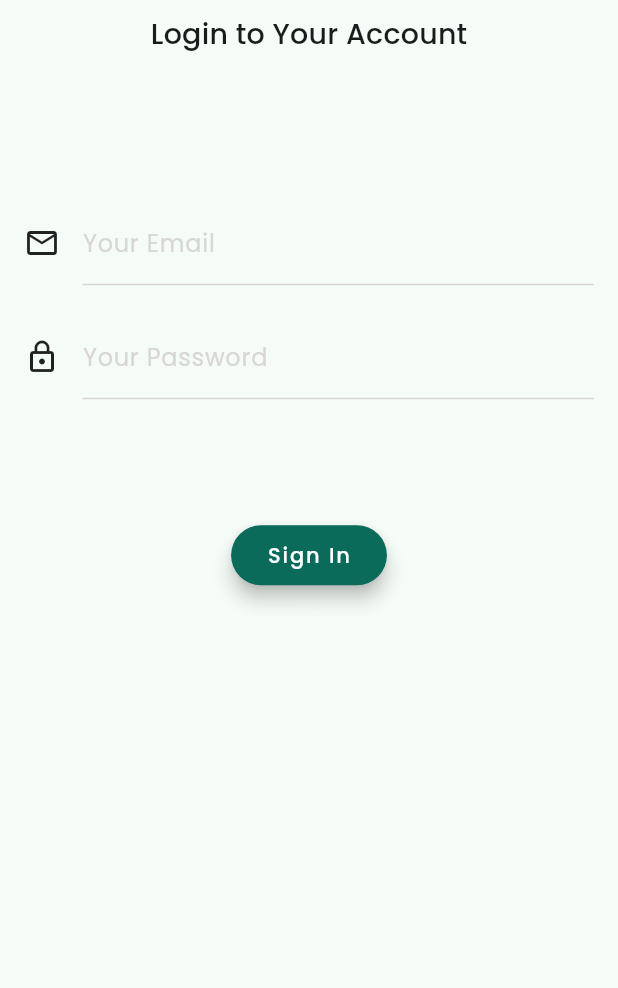
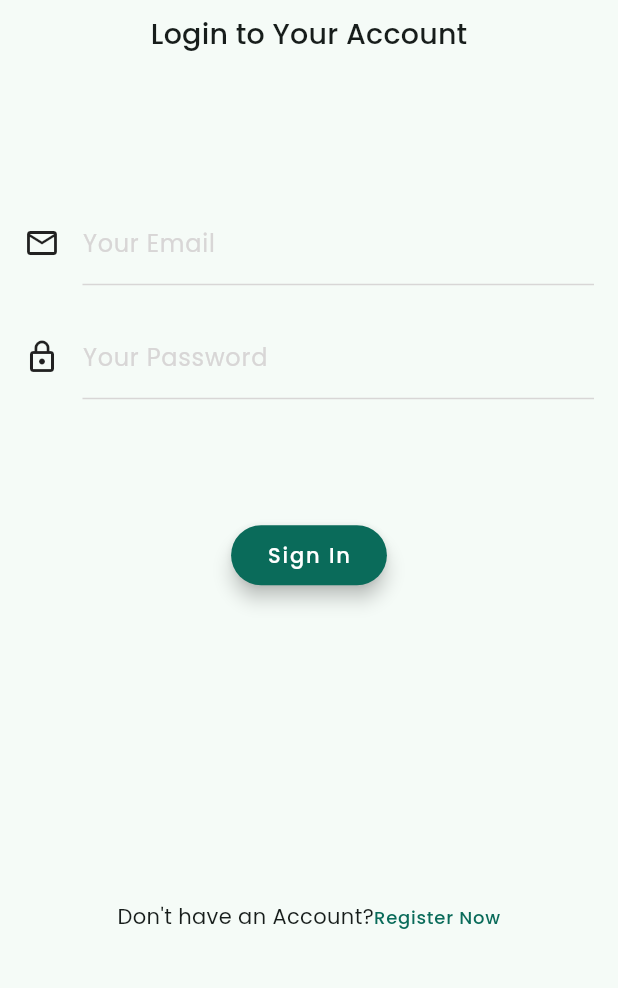
Before and after one commit to hafidismaili92/ostadi_frontend, a Flutter app: the LoginScreen screen opened by its route, on a phone screen of 412 x 824 dp, the part 230-1218 px from its top. Run offline on Flutter 3.47's test engine with Material 3 defaults, Android fonts, the phone set to English and light mode, and no system bars; our stand-ins replace animated_splash_screen, bloc, dartz, device_preview, equatable, flutter_bloc and 7 more; missing offline and left inert: test; accounts and stored records are empty.

Commit message:
adding links to navigate between login and register pages and vise versa

```diff
--- a/lib/core/pages/authentication_checker_page.dart
+++ b/lib/core/pages/authentication_checker_page.dart
@@ -2,6 +2,7 @@ import 'package:flutter/material.dart';
 import 'package:flutter/widgets.dart';
 import 'package:flutter_bloc/flutter_bloc.dart';
 import 'package:go_router/go_router.dart';
+import 'package:ostadi_frontend/core/pages/splash_screen.dart';
 import 'package:ostadi_frontend/core/routes/routeNames.dart';
 
 import 'package:ostadi_frontend/features/auth/presentation/cubit/authentication_cubit.dart';
@@ -37,7 +38,7 @@ class AuthenticationCheckerPage extends StatelessWidget {
       child: BlocBuilder<AuthenticationCubit, AuthenticationState>(
         builder: (context, state) {
 
-          return state.runtimeType == AuthenticationInitial ? Center(child:Text('splash screen')) : AuthLoadingScreen();
+          return state.runtimeType == AuthenticationInitial ? AppSplashScreen() : AuthLoadingScreen();
         },
       ),
     );
--- a/lib/core/routes/router.dart
+++ b/lib/core/routes/router.dart
@@ -6,12 +6,11 @@ import 'package:flutter_bloc/flutter_bloc.dart';
 import 'package:flutter_secure_storage/flutter_secure_storage.dart';
 import 'package:go_router/go_router.dart';
 import 'package:ostadi_frontend/core/pages/authentication_checker_page.dart';
-import 'package:ostadi_frontend/core/pages/splash_screen.dart';
 import 'package:ostadi_frontend/features/auth/presentation/cubit/authentication_cubit.dart';
 import 'package:ostadi_frontend/features/auth/presentation/pages/loginScreen.dart';
+import 'package:ostadi_frontend/core/routes/routeNames.dart' as routeNames;
 import 'package:ostadi_frontend/features/auth/presentation/pages/registrationScreen.dart';
-import 'package:ostadi_frontend/core/routes/routeNames.dart' as routeNames;
-import 'package:ostadi_frontend/routes/routeNames.dart';
+
 
 /// The route configuration.
 final GoRouter router = GoRouter(
@@ -63,6 +62,13 @@ final GoRouter router = GoRouter(
             return  const Center(child: Text('this is diaporama to present application when first use '));
           },
         ),
+        GoRoute(
+          name: routeNames.routes['register']!['name'],
+          path: routeNames.routes['register']!['path']!,
+          builder: (BuildContext context, GoRouterState state) {
+            return RegistrationScreen();
+          },
+        ),
       ],
     ),
   ],
--- a/lib/features/auth/presentation/pages/loginScreen.dart
+++ b/lib/features/auth/presentation/pages/loginScreen.dart
@@ -1,13 +1,15 @@
+import 'package:flutter/gestures.dart';
 import 'package:flutter/material.dart';
 import 'package:flutter_bloc/flutter_bloc.dart';
 import 'package:form_builder_validators/form_builder_validators.dart';
+import 'package:go_router/go_router.dart';
 import 'package:ostadi_frontend/constants/app_constants.dart';
-import 'package:ostadi_frontend/core/pages/authentication_checker_page.dart';
 import 'package:ostadi_frontend/core/widgets/form/textFormInput.dart';
 import 'package:ostadi_frontend/features/auth/presentation/cubit/login_cubit_dart_cubit.dart';
 import 'package:ostadi_frontend/features/auth/utils/classes/login_params.dart';
 import 'package:ostadi_frontend/layouts/formMobileLayout.dart';
 import 'package:ostadi_frontend/core/app_dependencies_injection.dart' as di;
+import 'package:ostadi_frontend/core/routes/routeNames.dart' as routeNames;
 
 class LoginScreen extends StatelessWidget {
   final loginFormKey = GlobalKey<FormState>();
@@ -19,6 +21,12 @@ class LoginScreen extends StatelessWidget {
       title: "Login to Your Account",
       child: BlocProvider(
         create: (context) => di.sl<LoginCubitDartCubit>(),
+        child: BlocListener<LoginCubitDartCubit, LoginCubitDartState>(
+          listener: (loginContext, loginState) {
+            if (loginState.runtimeType == LoginSuccessState) {
+              loginContext.goNamed(routeNames.routes['firstPage']!['name']!);
+            }
+          },
           child: BlocBuilder<LoginCubitDartCubit, LoginCubitDartState>(
             builder: (context, state) {
               switch (state.runtimeType) {
@@ -27,16 +35,19 @@ class LoginScreen extends StatelessWidget {
                       child: CircularProgressIndicator(
                     color: Theme.of(context).colorScheme.primary,
                   ));
-                case LoginSuccessState:
-                return AuthenticationCheckerPage();
+
                 case LoginErrorState:
                   final errorData = state as LoginErrorState;
-                return LoginForm(initialEmail:errorData.entredEmail,initialPassword:errorData.entredpassword,errorMsg:errorData.errorMessage);
+                  return LoginForm(
+                      initialEmail: errorData.entredEmail,
+                      initialPassword: errorData.entredpassword,
+                      errorMsg: errorData.errorMessage);
                 default:
-              return LoginForm(initialEmail:'',initialPassword:'',errorMsg:'');
+                  return LoginForm(
+                      initialEmail: '', initialPassword: '', errorMsg: '');
               }
-
             },
+          ),
         ),
       ),
     ));
@@ -49,8 +60,11 @@ class LoginForm extends StatelessWidget {
   final String errorMsg;
   TextEditingController emailController;
   TextEditingController passwordController;
-  LoginForm({required this.initialEmail,required this.initialPassword,required this.errorMsg}):
-  emailController = TextEditingController(text: initialEmail),
+  LoginForm(
+      {required this.initialEmail,
+      required this.initialPassword,
+      required this.errorMsg})
+      : emailController = TextEditingController(text: initialEmail),
         passwordController = TextEditingController(text: initialPassword);
 
   final loginFormKey = GlobalKey<FormState>();
@@ -63,7 +77,6 @@ class LoginForm extends StatelessWidget {
             label: "Your Email",
             icon: Icons.mail_outline,
             controller: emailController,
-
             validator: FormBuilderValidators.compose([
               FormBuilderValidators.required(),
               FormBuilderValidators.email(),
@@ -85,24 +98,42 @@ class LoginForm extends StatelessWidget {
           onPressed: () => performLogin(context),
           child: Text(
             'Sign In',
-
           ),
           style: ElevatedButton.styleFrom(
-        backgroundColor: Theme.of(context).colorScheme.primary, // background color
-        foregroundColor: Theme.of(context).colorScheme.onPrimary, // text color
+            backgroundColor:
+                Theme.of(context).colorScheme.primary, // background color
+            foregroundColor:
+                Theme.of(context).colorScheme.onPrimary, // text color
             elevation: 5, // button's elevation when it's pressed
-      ),),
+          ),
+        ),
         SizedBox(height: kVerticalSpace["meduim"]!),
-      Text(errorMsg,style: TextStyle(color: Theme.of(context).colorScheme.error),)
+        Text(
+          errorMsg,
+          style: TextStyle(color: Theme.of(context).colorScheme.error),
+        ),
+        const Spacer(),
+        Padding(
+            padding: const EdgeInsets.only(bottom: 50.0),
+            child: Text.rich(
+                TextSpan(text: "Don't have an Account?", children: <TextSpan>[
+              TextSpan(
+                text: 'Register Now',
+                style: Theme.of(context)
+                    .textTheme
+                    .labelMedium!
+                    .copyWith(color: Theme.of(context).colorScheme.primary),
+                recognizer:  TapGestureRecognizer()..onTap = () => context.goNamed(routeNames.routes["register"]!["name"]!)
+              ),
+            ])))
       ]),
     );
   }
 
   performLogin(BuildContext context) {
     if (loginFormKey.currentState!.validate()) {
-
-      BlocProvider.of<LoginCubitDartCubit>(context)
-          .login(Loginparams(email: emailController.text, password: passwordController.text));
+      BlocProvider.of<LoginCubitDartCubit>(context).login(Loginparams(
+          email: emailController.text, password: passwordController.text));
     }
   }
 }
```
Also changed, not shown: lib/core/pages/splash_screen.dart (+4 -14 lines), lib/features/auth/presentation/pages/registrationScreen.dart (+18 -1 lines). Lines whose indentation alone changed are shown as unchanged.
